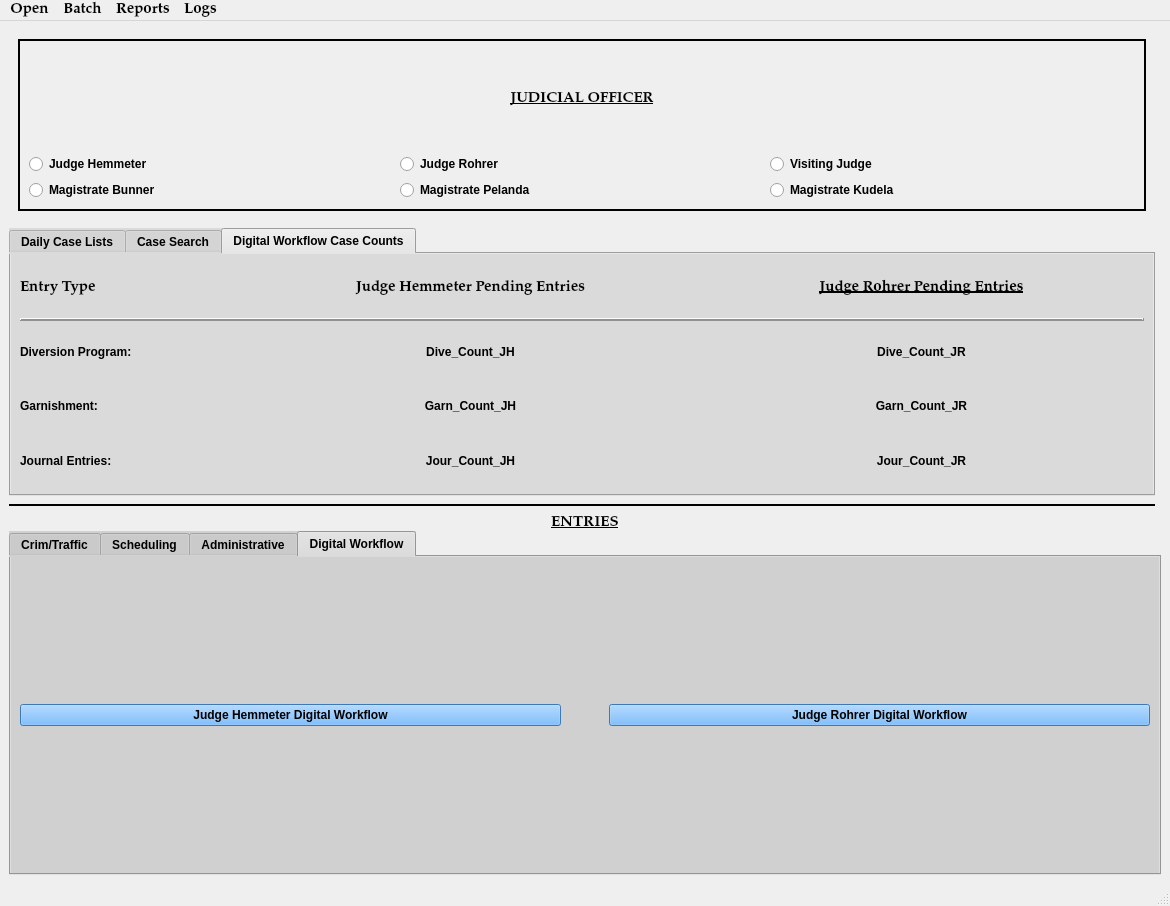
Old version of the form munientry/views/ui/MainWindow.ui in the repository HunterProgram22/MuniEntry.
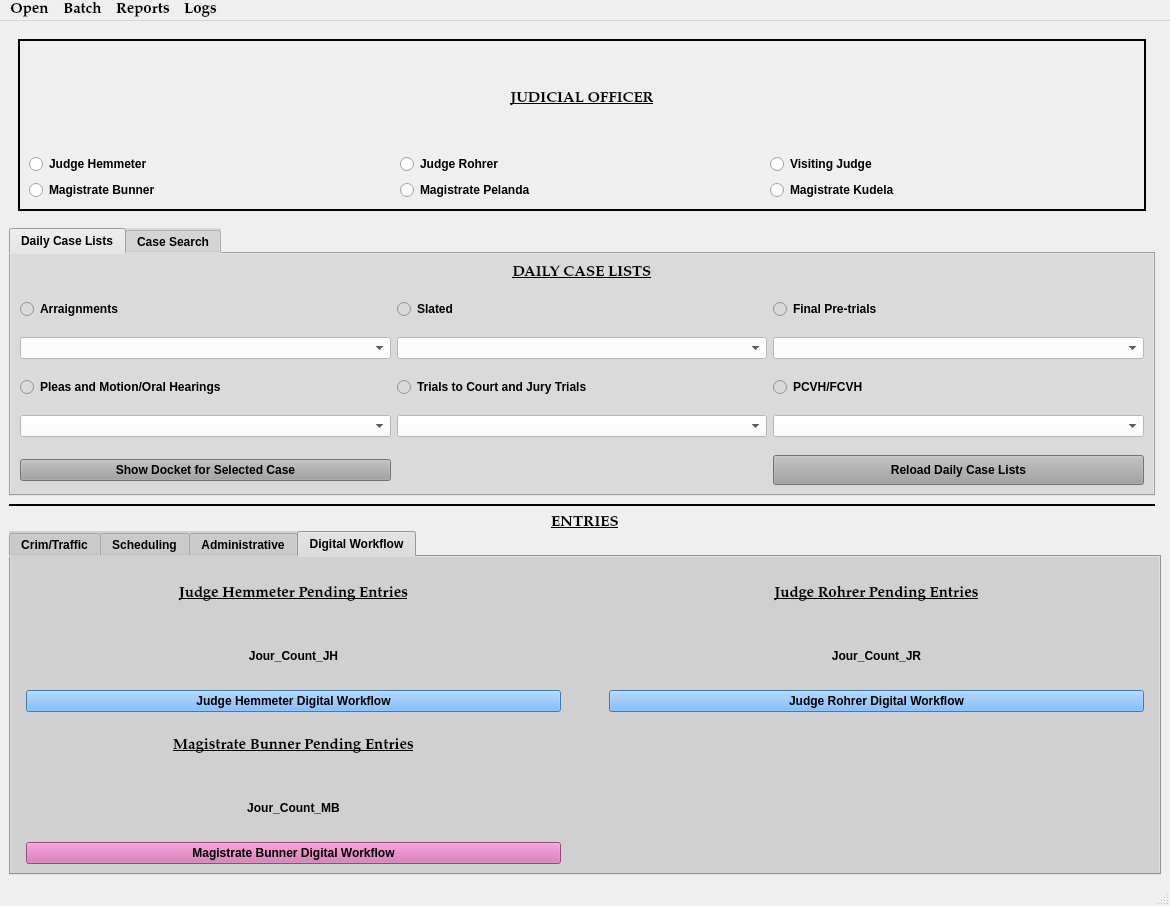
New version of the form. The open tabs and pages were chosen to show the change. Custom widgets are drawn as their Qt base class.

Commit message: Added Bunner workflow button.

What changed in the file:
```diff
--- a/munientry/views/ui/MainWindow.ui
+++ b/munientry/views/ui/MainWindow.ui
@@ -911,29 +911,139 @@
            <attribute name="title">
             <string>Digital Workflow</string>
            </attribute>
-           <layout class="QGridLayout" name="gridLayout_18" rowstretch="1" columnstretch="1,1">
-            <property name="horizontalSpacing">
-             <number>48</number>
-            </property>
+           <layout class="QGridLayout" name="gridLayout_19">
             <item row="0" column="0">
-             <widget class="QPushButton" name="hemmeter_workflowButton">
-              <property name="styleSheet">
-               <string notr="true">background-color: rgb(85, 170, 255);</string>
+             <layout class="QGridLayout" name="gridLayout_18">
+              <property name="leftMargin">
+               <number>6</number>
               </property>
-              <property name="text">
-               <string>Judge Hemmeter Digital Workflow</string>
+              <property name="rightMargin">
+               <number>6</number>
               </property>
-             </widget>
-            </item>
-            <item row="0" column="1">
-             <widget class="QPushButton" name="rohrer_workflowButton">
-              <property name="styleSheet">
-               <string notr="true">background-color: rgb(85, 170, 255);</string>
+              <property name="horizontalSpacing">
+               <number>48</number>
               </property>
-              <property name="text">
-               <string>Judge Rohrer Digital Workflow</string>
-              </property>
-             </widget>
+              <item row="0" column="0">
+               <widget class="QLabel" name="label_17">
+                <property name="font">
+                 <font>
+                  <family>Palatino Linotype</family>
+                  <pointsize>11</pointsize>
+                  <weight>75</weight>
+                  <italic>false</italic>
+                  <bold>true</bold>
+                  <underline>true</underline>
+                 </font>
+                </property>
+                <property name="text">
+                 <string>Judge Hemmeter Pending Entries</string>
+                </property>
+                <property name="alignment">
+                 <set>Qt::AlignCenter</set>
+                </property>
+               </widget>
+              </item>
+              <item row="0" column="1">
+               <widget class="QLabel" name="label_18">
+                <property name="font">
+                 <font>
+                  <family>Palatino Linotype</family>
+                  <pointsize>11</pointsize>
+                  <weight>75</weight>
+                  <italic>false</italic>
+                  <bold>true</bold>
+                  <underline>true</underline>
+                 </font>
+                </property>
+                <property name="text">
+                 <string>Judge Rohrer Pending Entries</string>
+                </property>
+                <property name="alignment">
+                 <set>Qt::AlignCenter</set>
+                </property>
+               </widget>
+              </item>
+              <item row="1" column="0">
+               <widget class="QLabel" name="jour_count_jh_label">
+                <property name="text">
+                 <string>Jour_Count_JH</string>
+                </property>
+                <property name="alignment">
+                 <set>Qt::AlignCenter</set>
+                </property>
+               </widget>
+              </item>
+              <item row="1" column="1">
+               <widget class="QLabel" name="jour_count_jr_label">
+                <property name="text">
+                 <string>Jour_Count_JR</string>
+                </property>
+                <property name="alignment">
+                 <set>Qt::AlignCenter</set>
+                </property>
+               </widget>
+              </item>
+              <item row="2" column="0">
+               <widget class="QPushButton" name="hemmeter_workflowButton">
+                <property name="styleSheet">
+                 <string notr="true">background-color: rgb(85, 170, 255);</string>
+                </property>
+                <property name="text">
+                 <string>Judge Hemmeter Digital Workflow</string>
+                </property>
+               </widget>
+              </item>
+              <item row="2" column="1">
+               <widget class="QPushButton" name="rohrer_workflowButton">
+                <property name="styleSheet">
+                 <string notr="true">background-color: rgb(85, 170, 255);</string>
+                </property>
+                <property name="text">
+                 <string>Judge Rohrer Digital Workflow</string>
+                </property>
+               </widget>
+              </item>
+              <item row="3" column="0">
+               <widget class="QLabel" name="label_19">
+                <property name="font">
+                 <font>
+                  <family>Palatino Linotype</family>
+                  <pointsize>11</pointsize>
+                  <weight>75</weight>
+                  <italic>false</italic>
+                  <bold>true</bold>
+                  <underline>true</underline>
+                 </font>
+                </property>
+                <property name="text">
+                 <string>Magistrate Bunner Pending Entries</string>
+                </property>
+                <property name="alignment">
+                 <set>Qt::AlignCenter</set>
+                </property>
+               </widget>
+              </item>
+              <item row="4" column="0">
+               <widget class="QLabel" name="jour_count_mb_label">
+                <property name="text">
+                 <string>Jour_Count_MB</string>
+                </property>
+                <property name="alignment">
+                 <set>Qt::AlignCenter</set>
+                </property>
+               </widget>
+              </item>
+              <item row="5" column="0">
+               <widget class="QPushButton" name="pushButton">
+                <property name="styleSheet">
+                 <string notr="true">background-color: rgb(206, 104, 171);</string>
+                </property>
+                <property name="text">
+                 <string>Magistrate Bunner Digital Workflow</string>
+                </property>
+               </widget>
+              </item>
+             </layout>
             </item>
            </layout>
           </widget>
@@ -1289,166 +1399,6 @@
           </item>
          </layout>
         </widget>
-        <widget class="QWidget" name="digital_workflow_tab">
-         <attribute name="title">
-          <string>Digital Workflow Case Counts</string>
-         </attribute>
-         <layout class="QGridLayout" name="gridLayout_20">
-          <item row="0" column="0">
-           <layout class="QGridLayout" name="gridLayout_19" columnstretch="1,2,2">
-            <item row="2" column="0">
-             <widget class="QLabel" name="hemmeter_dw_count">
-              <property name="text">
-               <string>Diversion Program:</string>
-              </property>
-             </widget>
-            </item>
-            <item row="4" column="2">
-             <widget class="QLabel" name="jour_count_jr_label">
-              <property name="text">
-               <string>Jour_Count_JR</string>
-              </property>
-              <property name="alignment">
-               <set>Qt::AlignCenter</set>
-              </property>
-             </widget>
-            </item>
-            <item row="3" column="2">
-             <widget class="QLabel" name="garn_count_jr_label">
-              <property name="text">
-               <string>Garn_Count_JR</string>
-              </property>
-              <property name="alignment">
-               <set>Qt::AlignCenter</set>
-              </property>
-             </widget>
-            </item>
-            <item row="4" column="0">
-             <widget class="QLabel" name="label_20">
-              <property name="text">
-               <string>Journal Entries:</string>
-              </property>
-             </widget>
-            </item>
-            <item row="4" column="1">
-             <widget class="QLabel" name="jour_count_jh_label">
-              <property name="text">
-               <string>Jour_Count_JH</string>
-              </property>
-              <property name="alignment">
-               <set>Qt::AlignCenter</set>
-              </property>
-             </widget>
-            </item>
-            <item row="2" column="1">
-             <widget class="QLabel" name="dive_count_jh_label">
-              <property name="text">
-               <string>Dive_Count_JH</string>
-              </property>
-              <property name="alignment">
-               <set>Qt::AlignCenter</set>
-              </property>
-             </widget>
-            </item>
-            <item row="3" column="0">
-             <widget class="QLabel" name="label_21">
-              <property name="text">
-               <string>Garnishment: </string>
-              </property>
-             </widget>
-            </item>
-            <item row="3" column="1">
-             <widget class="QLabel" name="garn_count_jh_label">
-              <property name="text">
-               <string>Garn_Count_JH</string>
-              </property>
-              <property name="alignment">
-               <set>Qt::AlignCenter</set>
-              </property>
-             </widget>
-            </item>
-            <item row="2" column="2">
-             <widget class="QLabel" name="dive_count_jr_label">
-              <property name="text">
-               <string>Dive_Count_JR</string>
-              </property>
-              <property name="alignment">
-               <set>Qt::AlignCenter</set>
-              </property>
-             </widget>
-            </item>
-            <item row="0" column="0">
-             <widget class="QLabel" name="label_25">
-              <property name="font">
-               <font>
-                <family>Palatino Linotype</family>
-                <pointsize>11</pointsize>
-                <weight>75</weight>
-                <italic>false</italic>
-                <bold>true</bold>
-               </font>
-              </property>
-              <property name="text">
-               <string>Entry Type</string>
-              </property>
-             </widget>
-            </item>
-            <item row="0" column="1">
-             <widget class="QLabel" name="label_17">
-              <property name="font">
-               <font>
-                <family>Palatino Linotype</family>
-                <pointsize>11</pointsize>
-                <weight>75</weight>
-                <italic>false</italic>
-                <bold>true</bold>
-               </font>
-              </property>
-              <property name="text">
-               <string>Judge Hemmeter Pending Entries</string>
-              </property>
-              <property name="alignment">
-               <set>Qt::AlignCenter</set>
-              </property>
-             </widget>
-            </item>
-            <item row="0" column="2">
-             <widget class="QLabel" name="label_18">
-              <property name="font">
-               <font>
-                <family>Palatino Linotype</family>
-                <pointsize>11</pointsize>
-                <weight>75</weight>
-                <italic>false</italic>
-                <bold>true</bold>
-                <underline>true</underline>
-               </font>
-              </property>
-              <property name="text">
-               <string>Judge Rohrer Pending Entries</string>
-              </property>
-              <property name="alignment">
-               <set>Qt::AlignCenter</set>
-              </property>
-             </widget>
-            </item>
-            <item row="1" column="0" colspan="3">
-             <widget class="Line" name="line_4">
-              <property name="frameShadow">
-               <enum>QFrame::Raised</enum>
-              </property>
-              <property name="lineWidth">
-               <number>2</number>
-              </property>
-              <property name="orientation">
-               <enum>Qt::Horizontal</enum>
-              </property>
-             </widget>
-            </item>
-           </layout>
-          </item>
-         </layout>
-        </widget>
        </widget>
       </item>
      </layout>
```
The commit also changes 9 other files.
